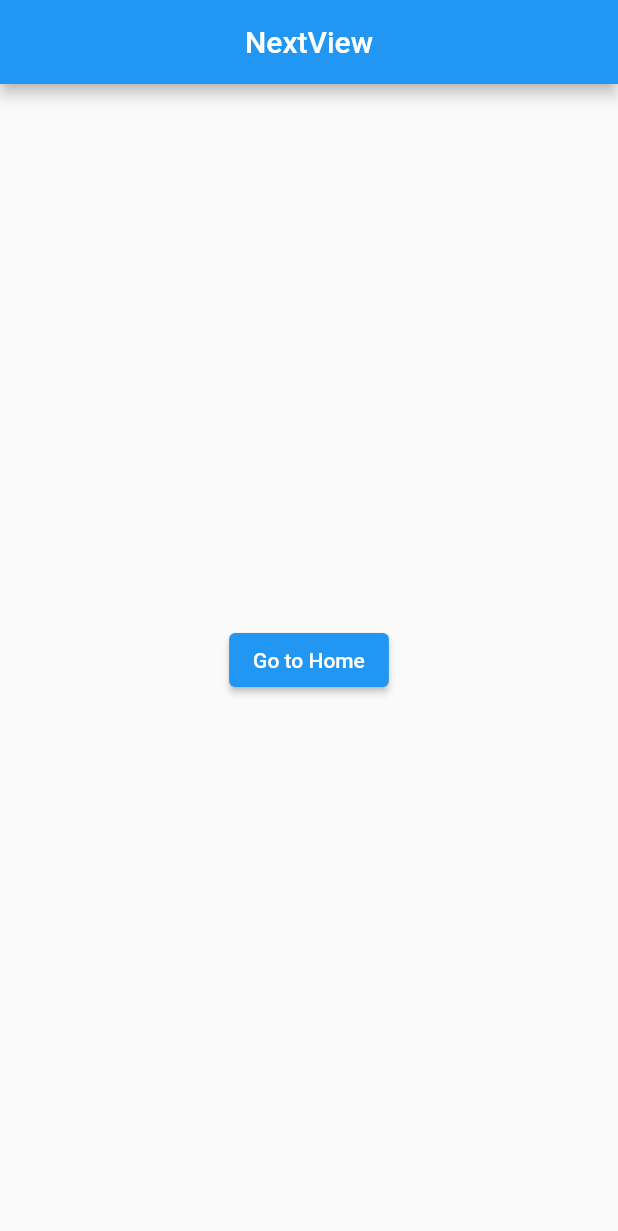
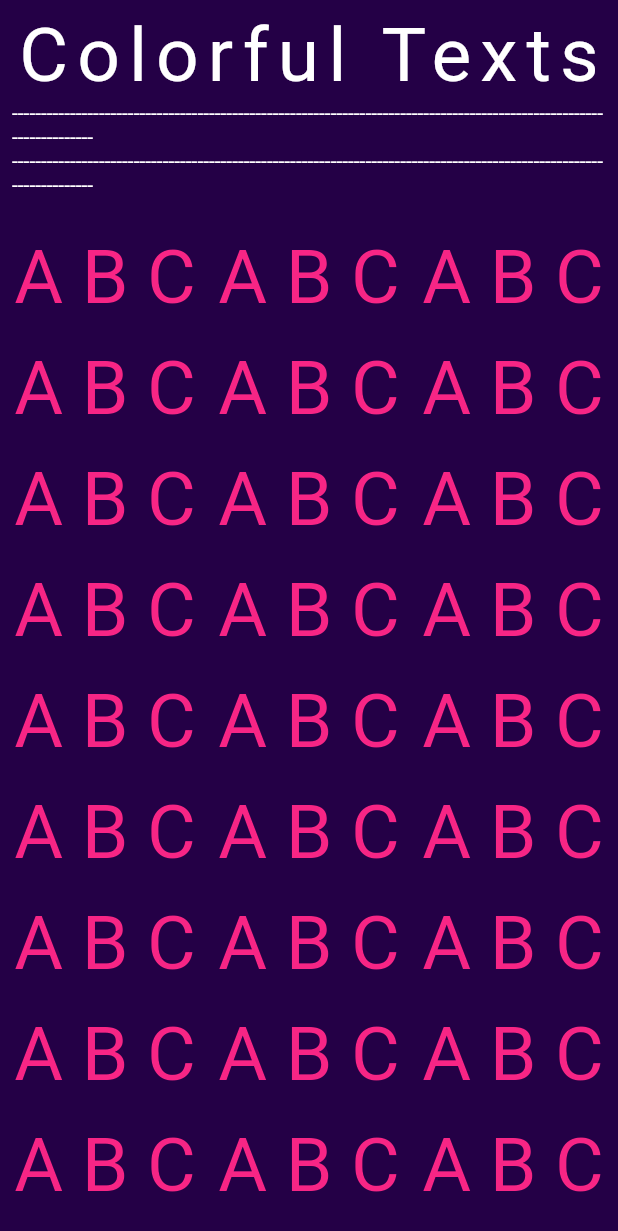
Before and after one commit to shakil947/screen_lock, a Flutter app: the screen it shows after launch, after a tap on "press", on a phone screen of 412 x 824 dp. Shown: the top 1231 px of the screen. Run offline on Flutter 3.47's test engine with Material 2 defaults, Android fonts, the phone set to English and light mode, and no system bars; drawn by our look-alikes of animated_text_kit; our stand-ins replace get; missing offline and left inert: flutter_screen_lock; network calls fail; Roboto replaces fonts that are missing (Horizon).

Commit message:
Screen lock updated

```diff
--- a/screen_lock/lib/app/modules/home/views/home_view.dart
+++ b/screen_lock/lib/app/modules/home/views/home_view.dart
@@ -2,7 +2,6 @@ import 'package:flutter/material.dart';
 import 'package:flutter_screen_lock/flutter_screen_lock.dart';
 
 import 'package:get/get.dart';
-import 'package:get_cli/common/utils/json_serialize/json_ast/tokenize.dart';
 
 import 'package:screen_lock/app/routes/app_pages.dart';
 
@@ -13,70 +12,50 @@ class HomeView extends GetView<HomeController> {
   Widget build(BuildContext context) {
     final inputController = InputController();
     return Scaffold(
-      appBar: AppBar(
-        title: Text('HomeView'),
-        centerTitle: true,
+      backgroundColor: Color(0xff191e29),
+      body: Padding(
+        padding: const EdgeInsets.all(8.0),
+        child: Column(
+          mainAxisAlignment: MainAxisAlignment.spaceEvenly,
+          children: [
+            Container(
+              height: 500,
+              width: 500,
+              child: Column(
+                children: [
+                  Image.network(
+                      "https://img.freepik.com/free-vector/flat-code-logo-collection_23-2148829940.jpg?size=338&ext=jpg"),
+                ],
               ),
-      body: Center(
+            ),
+            Center(
               child: ElevatedButton(
-          //
-          //
-          //
-          //
-          //
                 style: ElevatedButton.styleFrom(
+                  padding: EdgeInsets.all(30),
+                  primary: Colors.brown,
                   animationDuration: Duration(
                     seconds: 4,
                   ),
                   side: BorderSide(
                     color: Colors.amber,
-              width: 10,
+                    width: 5,
                   ),
-            // shape: CircleBorder(),
+                  shape: CircleBorder(),
                   elevation: 20,
-            visualDensity: VisualDensity(
-              horizontal: 45.0,
-              vertical: 20.0,
                 ),
-          ),
-
                 onPressed: () {
                   Get.offAllNamed(Routes.NEXT);
                   screenLock(
                     context: context,
                     correctString: '1111',
-              cancelButton: Text("Cancle"),
-              confirmTitle: Text("Ok"),
                     inputController: inputController,
-              canCancel: true,
                     didConfirmed: (matchedText) {
                       print(matchedText);
                     },
                     screenLockConfig: ScreenLockConfig(
-                backgroundColor: Color(0xff370617),
-                // themeData: ThemeData(
-
-                //   applyElevationOverlayColor: true,
-                //   backgroundColor: Colors.red,
-                //   brightness: Brightness.dark,
-                //   cardColor: Colors.brown,
-                //   primaryColor: Colors.deepOrangeAccent,
-
-                // ),
+                      backgroundColor: Color(0xff240046),
                     ),
                   );
-            // inputButtonConfig:
-            // InputButtonConfig(
-            //   textStyle:
-            //       InputButtonConfig.getDefaultTextStyle(context).copyWith(
-            //     color: Colors.orange,
-            //     fontWeight: FontWeight.bold,
-            //   ),
-            //   buttonStyle: OutlinedButton.styleFrom(
-            //     shape: RoundedRectangleBorder(),
-            //     backgroundColor: Colors.deepOrange,
-            //   ),
-            // );
 
                   inputController.unsetConfirmed();
                 },
@@ -85,6 +64,9 @@ class HomeView extends GetView<HomeController> {
                 ),
               ),
             ),
+          ],
+        ),
+      ),
     );
   }
 }
--- a/screen_lock/lib/app/modules/home/views/next_view.dart
+++ b/screen_lock/lib/app/modules/home/views/next_view.dart
@@ -1,3 +1,4 @@
+import 'package:animated_text_kit/animated_text_kit.dart';
 import 'package:flutter/material.dart';
 
 import 'package:get/get.dart';
@@ -6,19 +7,104 @@ import 'package:screen_lock/app/routes/app_pages.dart';
 class NextView extends GetView {
   @override
   Widget build(BuildContext context) {
+    const colorizeColors = [
+      Color(0xfff72585),
+      Color(0xFFFFEE00),
+      Color(0xFF07FA3B),
+    ];
+    const colorizeTextStyle = TextStyle(
+      fontSize: 50.0,
+      fontFamily: 'Horizon',
+    );
     return Scaffold(
-      appBar: AppBar(
-        title: Text('NextView'),
-        centerTitle: true,
+      backgroundColor: Color(0xff240046),
+      body: SingleChildScrollView(
+        child: Padding(
+          padding: const EdgeInsets.all(8.0),
+          child: Column(
+            children: [
+              Text(
+                "Colorful Texts",
+                style: TextStyle(
+                  letterSpacing: 6,
+                  color: Colors.white,
+                  fontSize: 50,
                 ),
-      body: Center(
+              ),
+              Text(
+                "--------------------------------------------------------------------------------------------------------------------",
+                style: TextStyle(
+                  color: Colors.white,
+                ),
+              ),
+              Text(
+                "--------------------------------------------------------------------------------------------------------------------",
+                style: TextStyle(
+                  color: Colors.white,
+                ),
+              ),
+              SizedBox(
+                height: 25,
+              ),
+              Wrap(
+                spacing: 15,
+                runSpacing: 15,
+                children: [
+                  for (int i = 0; i < 50; i++)
+                    AnimatedTextKit(
+                      animatedTexts: [
+                        ColorizeAnimatedText(
+                          'A B C',
+                          textStyle: colorizeTextStyle,
+                          colors: colorizeColors,
+                        ),
+                        ColorizeAnimatedText(
+                          'D E F',
+                          textStyle: colorizeTextStyle,
+                          colors: colorizeColors,
+                        ),
+                        ColorizeAnimatedText(
+                          'G H I',
+                          textStyle: colorizeTextStyle,
+                          colors: colorizeColors,
+                        ),
+                      ],
+                    ),
+                ],
+              ),
+              SizedBox(
+                height: 10,
+              ),
+              Column(
+                mainAxisAlignment: MainAxisAlignment.spaceEvenly,
+                children: [
+                  Center(
                     child: ElevatedButton(
+                      style: ElevatedButton.styleFrom(
+                        padding: EdgeInsets.all(50),
+                        primary: Color(0xff8338ec),
+                        animationDuration: Duration(
+                          seconds: 4,
+                        ),
+                        side: BorderSide(
+                          color: Colors.amber,
+                          width: 5,
+                        ),
+                        shape: CircleBorder(),
+                        elevation: 20,
+                      ),
                       onPressed: () {
                         Get.offAllNamed(Routes.HOME);
                       },
                       child: Text("Go to Home"),
                     ),
                   ),
+                ],
+              ),
+            ],
+          ),
+        ),
+      ),
     );
   }
 }
--- a/screen_lock/lib/app/routes/app_pages.dart
+++ b/screen_lock/lib/app/routes/app_pages.dart
@@ -17,14 +17,14 @@ class AppPages {
       name: _Paths.HOME,
       page: () => HomeView(),
       // binding: HomeBinding(),
-      transition: Transition.fadeIn,
+      transition: Transition.downToUp,
       fullscreenDialog: false,
     ),
     GetPage(
       name: _Paths.NEXT,
       page: () => NextView(),
       // binding: HomeBinding(),
-      transition: Transition.fadeIn,
+      transition: Transition.downToUp,
       fullscreenDialog: false,
     ),
   ];
--- a/screen_lock/lib/main.dart
+++ b/screen_lock/lib/main.dart
@@ -7,6 +7,7 @@ import 'app/routes/app_pages.dart';
 void main() {
   runApp(
     GetMaterialApp(
+      debugShowCheckedModeBanner: false,
       title: "Application",
       initialRoute: AppPages.INITIAL,
       getPages: AppPages.routes,
--- a/screen_lock/pubspec.yaml
+++ b/screen_lock/pubspec.yaml
@@ -12,6 +12,8 @@ dependencies:
     sdk: flutter
   get_cli: ^1.7.1
   flutter_screen_lock: ^5.0.3
+  animated_text: ^1.0.2
+  animated_text_kit: ^4.2.1
 
 dev_dependencies:
   flutter_lints: ^1.0.0
```
Also changed, not shown: screen_lock/assets/Screenshot (429).png (added), screen_lock/pubspec.lock. Lines whose indentation alone changed are shown as unchanged.
